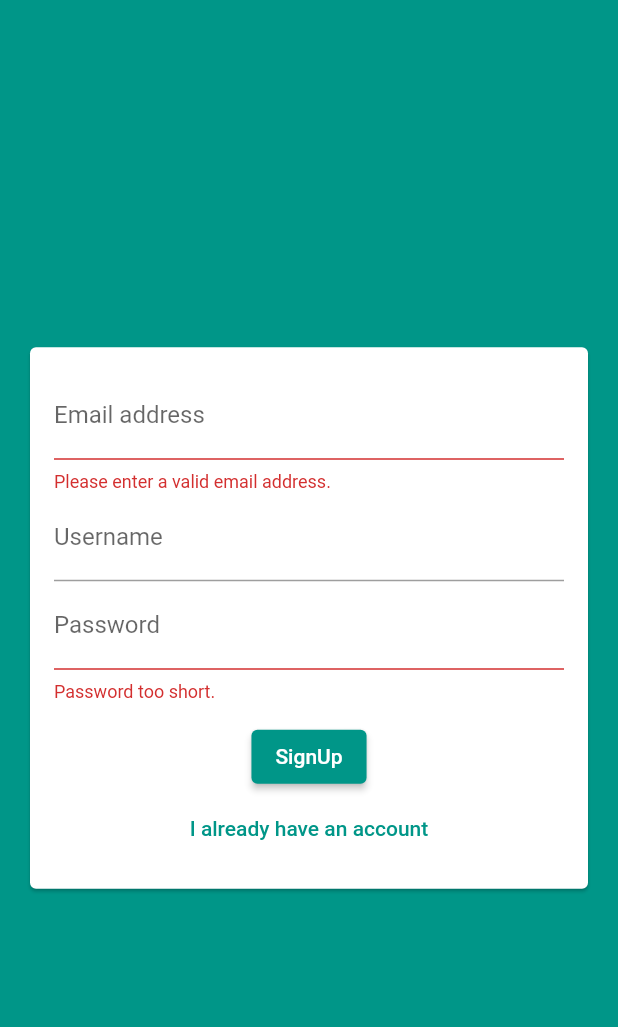
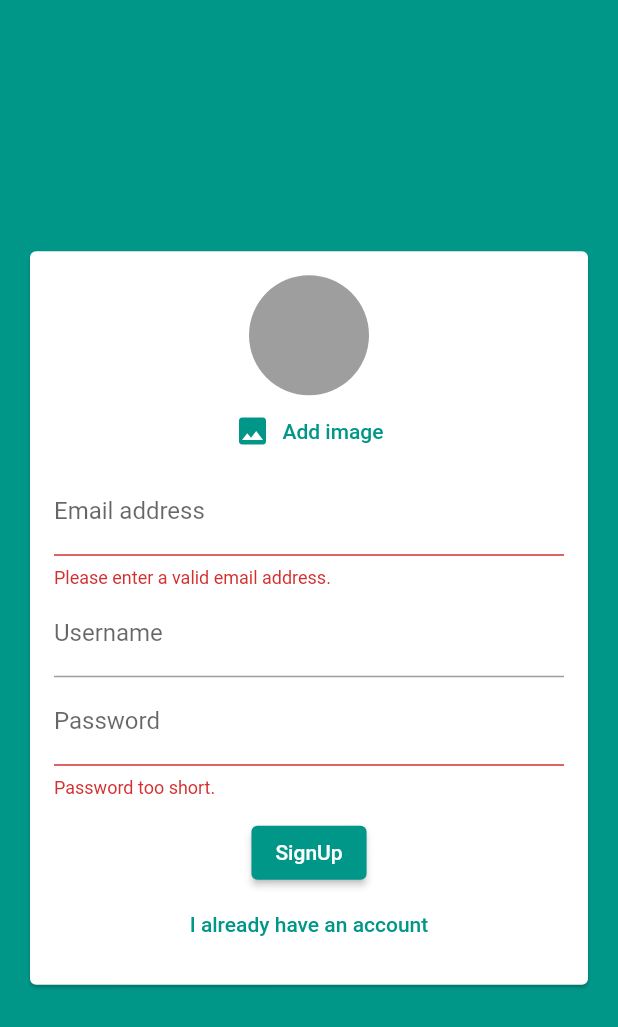
Before and after one commit to p-golba/chat, a Flutter app: the screen it shows after launch, after a tap on "Login", after a tap on "Create new account", on a phone screen of 412 x 824 dp. Shown: the top 1027 px of the screen. Run offline on Flutter 3.47's test engine with Material 2 defaults, Android fonts, the phone set to English and light mode, and no system bars; our stand-ins replace cloud_firestore, firebase_auth, firebase_core, firebase_messaging, firebase_storage, image_picker; accounts and stored records are empty; generated files the repository leaves out were written again.

```diff
--- a/lib/screens/auth_screen.dart
+++ b/lib/screens/auth_screen.dart
@@ -1,6 +1,9 @@
+import 'dart:io';
+
 import 'package:flutter/material.dart';
 import 'package:firebase_auth/firebase_auth.dart';
 import 'package:cloud_firestore/cloud_firestore.dart';
+import 'package:firebase_storage/firebase_storage.dart';
 
 import '../widgets/auth/auth_form.dart';
 
@@ -19,6 +22,7 @@ class _AuthScreenState extends State<AuthScreen> {
     String email,
     String password,
     String username,
+    File userImageFile,
     bool isLogin,
     BuildContext ctx
   ) async {
@@ -37,9 +41,14 @@ class _AuthScreenState extends State<AuthScreen> {
           email: email,
           password: password,
         );
+
+        final ref = FirebaseStorage.instance.ref().child('user_image').child('${authResponse.user!.uid}.jpg');
+        await ref.putFile(userImageFile);
+        final url = await ref.getDownloadURL();
         await FirebaseFirestore.instance.collection('users').doc(authResponse.user!.uid).set({
           'username': username,
           'email': email,
+          'image_url': url,
         });
 
       }
--- a/lib/widgets/auth/auth_form.dart
+++ b/lib/widgets/auth/auth_form.dart
@@ -1,4 +1,8 @@
+import 'dart:io';
+
 import 'package:flutter/material.dart';
+
+import '../pickers/user_image_picker.dart';
 
 class AuthForm extends StatefulWidget {
   final bool isLoading;
@@ -6,6 +10,7 @@ class AuthForm extends StatefulWidget {
     String email,
     String password,
     String username,
+    File userImageFile,
     bool isLogin,
     BuildContext ctx,
   ) submitFn;
@@ -21,16 +26,31 @@ class _AuthFormState extends State<AuthForm> {
   String? _userEmail;
   String? _userName;
   String? _password;
+  File? _userImageFile;
+
+  void _pickedImage(File pickedImage) {
+    _userImageFile = pickedImage;
+  }
 
   void _trySubmit() {
     final isValid = _formKey.currentState!.validate();
     FocusScope.of(context).unfocus();
+    if (_userImageFile == null && !_isLogin) {
+      ScaffoldMessenger.of(context).showSnackBar(
+        SnackBar(
+          content: const Text('Please pick an image.'),
+          backgroundColor: Theme.of(context).errorColor,
+        ),
+      );
+      return;
+    }
     if (isValid) {
       _formKey.currentState!.save();
       widget.submitFn(
         _userEmail!.trim(),
         _password!.trim(),
         _userName!.trim(),
+        _userImageFile as File,
         _isLogin,
         context,
       );
@@ -50,6 +70,7 @@ class _AuthFormState extends State<AuthForm> {
               child: Column(
                 mainAxisSize: MainAxisSize.min,
                 children: [
+                  if (!_isLogin) UserImagePicker(_pickedImage),
                   TextFormField(
                     key: const ValueKey('email'),
                     onSaved: (newValue) {
--- /dev/null
+++ b/lib/widgets/pickers/user_image_picker.dart
@@ -0,0 +1,48 @@
+import 'dart:io';
+
+import 'package:flutter/material.dart';
+import 'package:image_picker/image_picker.dart';
+
+class UserImagePicker extends StatefulWidget {
+  final void Function(File pickedImage) imagePickFn;
+  const UserImagePicker(this.imagePickFn, {super.key});
+
+  @override
+  State<UserImagePicker> createState() => _UserImagePickerState();
+}
+
+class _UserImagePickerState extends State<UserImagePicker> {
+  File? _pickedImage;
+  void pickImage() async {
+    final picker = ImagePicker();
+    final pickedPhoto = await picker.pickImage(
+      source: ImageSource.gallery,
+      imageQuality: 50,
+      maxHeight: 150,
+      maxWidth: 150,
+    );
+    setState(() {
+      _pickedImage = File(pickedPhoto!.path);
+    });
+    widget.imagePickFn(_pickedImage as File);
+  }
+
+  @override
+  Widget build(BuildContext context) {
+    return Column(
+      children: [
+        CircleAvatar(
+          radius: 40,
+          backgroundColor: Colors.grey,
+          backgroundImage:
+              _pickedImage != null ? FileImage(_pickedImage as File) : null,
+        ),
+        TextButton.icon(
+          icon: const Icon(Icons.image),
+          label: const Text('Add image'),
+          onPressed: pickImage,
+        ),
+      ],
+    );
+  }
+}
--- a/pubspec.yaml
+++ b/pubspec.yaml
@@ -39,6 +39,9 @@ dependencies:
   firebase_core: ^2.4.1
   cloud_firestore: ^4.3.1
   firebase_auth: ^4.2.5
+  image_picker: ^0.8.6
+  firebase_storage: ^11.0.10
+  firebase_messaging: ^14.2.1
 
 dev_dependencies:
   flutter_test:
```
Also changed, not shown: lib/screens/chat_screen.dart (+32 -33 lines), lib/widgets/chat/message_bubble.dart (added, +75 -0 lines), lib/widgets/chat/messages.dart (added, +37 -0 lines), lib/widgets/chat/new_message.dart (added, +53 -0 lines), pubspec.lock, 1 other file.
